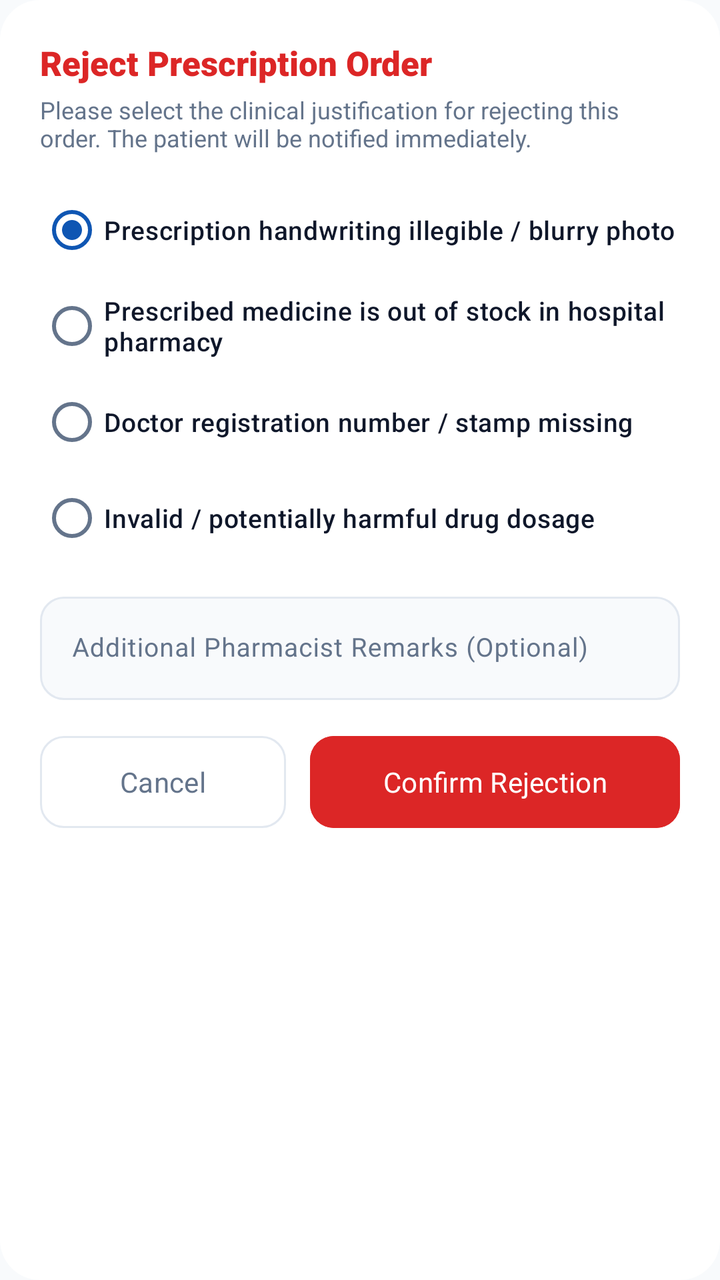
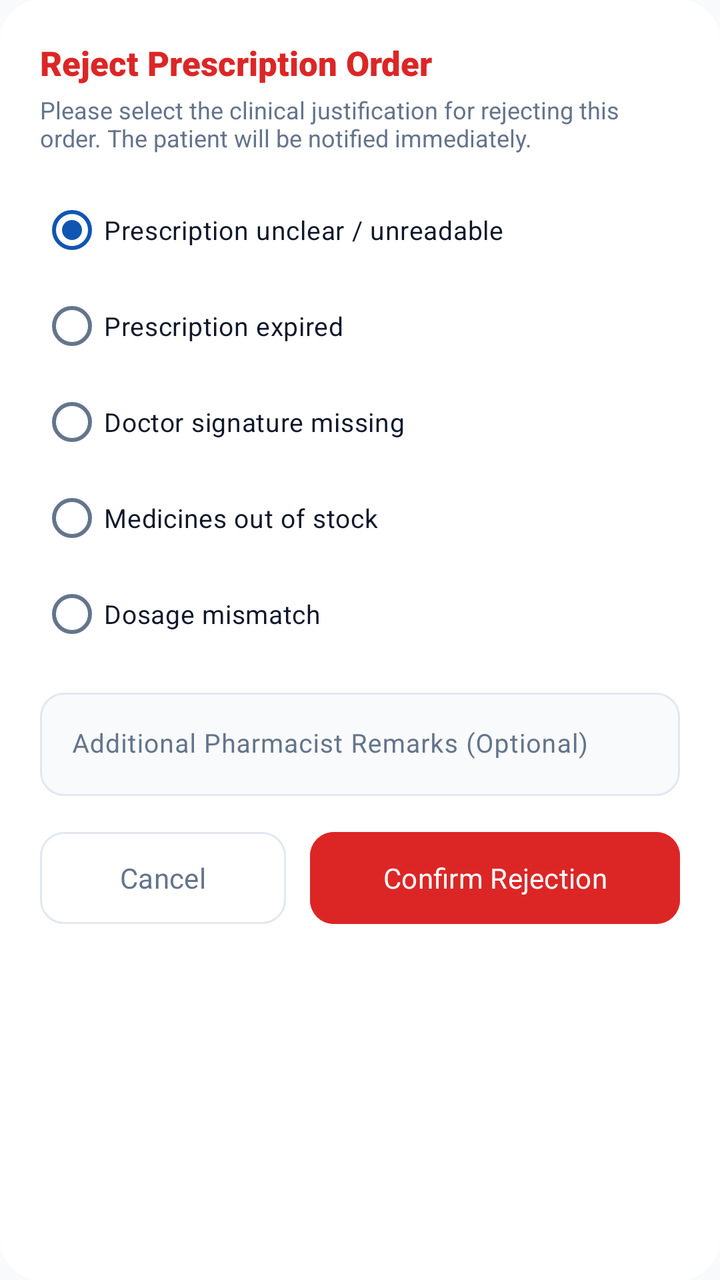

Compare the two renders of this Android layout. The source of the first and the diff that turns it into the second are given below.
<!-- AndroidManifest.xml: application theme Theme.PharmaGo -->
<!-- res/layout/dialog_reject_order.xml -->
<?xml version="1.0" encoding="utf-8"?>
<LinearLayout
    xmlns:android="http://schemas.android.com/apk/res/android"
    xmlns:app="http://schemas.android.com/apk/res-auto"
    android:layout_width="match_parent"
    android:layout_height="wrap_content"
    android:background="@drawable/badge_bg"
    android:backgroundTint="@color/card_surface"
    android:orientation="vertical"
    android:padding="20dp">

    <TextView
        android:layout_width="wrap_content"
        android:layout_height="wrap_content"
        android:fontFamily="sans-serif-black"
        android:text="Reject Prescription Order"
        android:textColor="@color/danger_alert"
        android:textSize="17sp" />

    <TextView
        android:layout_width="wrap_content"
        android:layout_height="wrap_content"
        android:layout_marginTop="4dp"
        android:fontFamily="sans-serif"
        android:text="Please select the clinical justification for rejecting this order. The patient will be notified immediately."
        android:textColor="@color/neutral_muted"
        android:textSize="12sp" />

    <RadioGroup
        android:id="@+id/rgRejectionReasons"
        android:layout_width="match_parent"
        android:layout_height="wrap_content"
        android:layout_marginTop="14dp">

        <RadioButton
            android:id="@+id/rbReasonIllegible"
            android:layout_width="match_parent"
            android:layout_height="wrap_content"
            android:checked="true"
            android:fontFamily="sans-serif-medium"
            android:text="Prescription handwriting illegible / blurry photo"
            android:textColor="@color/neutral_dark"
            android:textSize="13sp" />

        <RadioButton
            android:id="@+id/rbReasonOutOfStock"
            android:layout_width="match_parent"
            android:layout_height="wrap_content"
            android:fontFamily="sans-serif-medium"
            android:text="Prescribed medicine is out of stock in hospital pharmacy"
            android:textColor="@color/neutral_dark"
            android:textSize="13sp" />

        <RadioButton
            android:id="@+id/rbReasonDoctorReg"
            android:layout_width="match_parent"
            android:layout_height="wrap_content"
            android:fontFamily="sans-serif-medium"
            android:text="Doctor registration number / stamp missing"
            android:textColor="@color/neutral_dark"
            android:textSize="13sp" />

        <RadioButton
            android:id="@+id/rbReasonDosage"
            android:layout_width="match_parent"
            android:layout_height="wrap_content"
            android:fontFamily="sans-serif-medium"
            android:text="Invalid / potentially harmful drug dosage"
            android:textColor="@color/neutral_dark"
            android:textSize="13sp" />
    </RadioGroup>

    <com.google.android.material.textfield.TextInputLayout
        android:layout_width="match_parent"
        android:layout_height="wrap_content"
        android:layout_marginTop="10dp"
        android:hint="Additional Pharmacist Remarks (Optional)"
        app:boxBackgroundColor="@color/background_surface"
        app:boxCornerRadiusBottomEnd="12dp"
        app:boxCornerRadiusBottomStart="12dp"
        app:boxCornerRadiusTopEnd="12dp"
        app:boxCornerRadiusTopStart="12dp">

        <com.google.android.material.textfield.TextInputEditText
            android:id="@+id/etRejectionCustomRemarks"
            android:layout_width="match_parent"
            android:layout_height="wrap_content"
            android:fontFamily="sans-serif"
            android:inputType="textCapSentences"
            android:textSize="13sp" />
    </com.google.android.material.textfield.TextInputLayout>

    <LinearLayout
        android:layout_width="match_parent"
        android:layout_height="wrap_content"
        android:layout_marginTop="18dp"
        android:orientation="horizontal">

        <com.google.android.material.button.MaterialButton
            android:id="@+id/btnCancelRejection"
            style="@style/Widget.Material3.Button.OutlinedButton"
            android:layout_width="0dp"
            android:layout_height="46dp"
            android:layout_marginEnd="6dp"
            android:layout_weight="1"
            android:fontFamily="sans-serif-bold"
            android:insetTop="0dp"
            android:insetBottom="0dp"
            android:text="Cancel"
            android:textColor="@color/neutral_muted"
            app:cornerRadius="12dp"
            app:strokeColor="@color/border_outline" />

        <com.google.android.material.button.MaterialButton
            android:id="@+id/btnConfirmRejection"
            android:layout_width="0dp"
            android:layout_height="46dp"
            android:layout_marginStart="6dp"
            android:layout_weight="1.5"
            android:backgroundTint="@color/danger_alert"
            android:fontFamily="sans-serif-bold"
            android:insetTop="0dp"
            android:insetBottom="0dp"
            android:text="Confirm Rejection"
            android:textColor="@color/white"
            app:cornerRadius="12dp" />
    </LinearLayout>

</LinearLayout>
<!-- resources referenced by this layout -->
<resources>
  <color name="background_surface">#F8FAFC</color>
  <color name="border_outline">#E2E8F0</color>
  <color name="card_surface">#FFFFFF</color>
  <color name="danger_alert">#DC2626</color>
  <color name="neutral_dark">#0F172A</color>
  <color name="neutral_muted">#64748B</color>
  <color name="white">#FFFFFF</color>
  <!-- drawable badge_bg (drawable) -->
  <?xml version="1.0" encoding="utf-8"?>
  <shape xmlns:android="http://schemas.android.com/apk/res/android"
      android:shape="rectangle">
      <corners android:radius="20dp" />
      <solid android:color="@color/success_container" />
  </shape>
  <style name="Theme.PharmaGo" parent="Base.Theme.PharmaGo" />
  <color name="success_container">#D1FAE5</color>
  <style name="Base.Theme.PharmaGo" parent="Theme.Material3.DayNight.NoActionBar">
          
          <item name="colorPrimary">@color/primary_clinical_blue</item>
          <item name="colorOnPrimary">@color/white</item>
          <item name="colorPrimaryContainer">@color/primary_container</item>
          <item name="colorOnPrimaryContainer">@color/on_primary_container</item>
  
          <item name="colorSecondary">@color/secondary_mint</item>
          <item name="colorOnSecondary">@color/white</item>
          <item name="colorSecondaryContainer">@color/secondary_container</item>
          <item name="colorOnSecondaryContainer">@color/on_secondary_container</item>
  
          
          <item name="android:colorBackground">@color/background_surface</item>
          <item name="colorSurface">@color/card_surface</item>
          <item name="colorOnSurface">@color/neutral_dark</item>
          <item name="colorSurfaceVariant">@color/primary_container</item>
          <item name="colorOnSurfaceVariant">@color/neutral_muted</item>
          <item name="colorOutline">@color/border_outline</item>
  
          
          <item name="colorError">@color/danger_alert</item>
          <item name="colorOnError">@color/white</item>
  
          
          <item name="android:statusBarColor">@color/background_surface</item>
          <item name="android:windowLightStatusBar">true</item>
          <item name="android:navigationBarColor">@color/card_surface</item>
          <item name="android:windowLightNavigationBar" tools:targetApi="27">true</item>
      </style>
  <color name="primary_clinical_blue">#0F56B3</color>
  <color name="primary_container">#E6F0FA</color>
  <color name="on_primary_container">#0A3B7B</color>
  <color name="secondary_mint">#00A884</color>
  <color name="secondary_container">#E0F7F2</color>
  <color name="on_secondary_container">#005C48</color>
</resources>

<!-- the commit's change to res/layout/dialog_reject_order.xml (unified diff, before → after) -->
@@ -33,12 +33,27 @@
         android:layout_marginTop="14dp">
 
         <RadioButton
-            android:id="@+id/rbReasonIllegible"
+            android:id="@+id/rbReasonUnreadable"
             android:layout_width="match_parent"
             android:layout_height="wrap_content"
             android:checked="true"
-            android:fontFamily="sans-serif-medium"
-            android:text="Prescription handwriting illegible / blurry photo"
+            android:text="Prescription unclear / unreadable"
+            android:textColor="@color/neutral_dark"
+            android:textSize="13sp" />
+
+        <RadioButton
+            android:id="@+id/rbReasonExpired"
+            android:layout_width="match_parent"
+            android:layout_height="wrap_content"
+            android:text="Prescription expired"
+            android:textColor="@color/neutral_dark"
+            android:textSize="13sp" />
+
+        <RadioButton
+            android:id="@+id/rbReasonDoctorSignature"
+            android:layout_width="match_parent"
+            android:layout_height="wrap_content"
+            android:text="Doctor signature missing"
             android:textColor="@color/neutral_dark"
             android:textSize="13sp" />
 
@@ -46,26 +61,15 @@
             android:id="@+id/rbReasonOutOfStock"
             android:layout_width="match_parent"
             android:layout_height="wrap_content"
-            android:fontFamily="sans-serif-medium"
-            android:text="Prescribed medicine is out of stock in hospital pharmacy"
+            android:text="Medicines out of stock"
             android:textColor="@color/neutral_dark"
             android:textSize="13sp" />
 
         <RadioButton
-            android:id="@+id/rbReasonDoctorReg"
+            android:id="@+id/rbReasonDosageMismatch"
             android:layout_width="match_parent"
             android:layout_height="wrap_content"
-            android:fontFamily="sans-serif-medium"
-            android:text="Doctor registration number / stamp missing"
-            android:textColor="@color/neutral_dark"
-            android:textSize="13sp" />
-
-        <RadioButton
-            android:id="@+id/rbReasonDosage"
-            android:layout_width="match_parent"
-            android:layout_height="wrap_content"
-            android:fontFamily="sans-serif-medium"
-            android:text="Invalid / potentially harmful drug dosage"
+            android:text="Dosage mismatch"
             android:textColor="@color/neutral_dark"
             android:textSize="13sp" />
     </RadioGroup>
